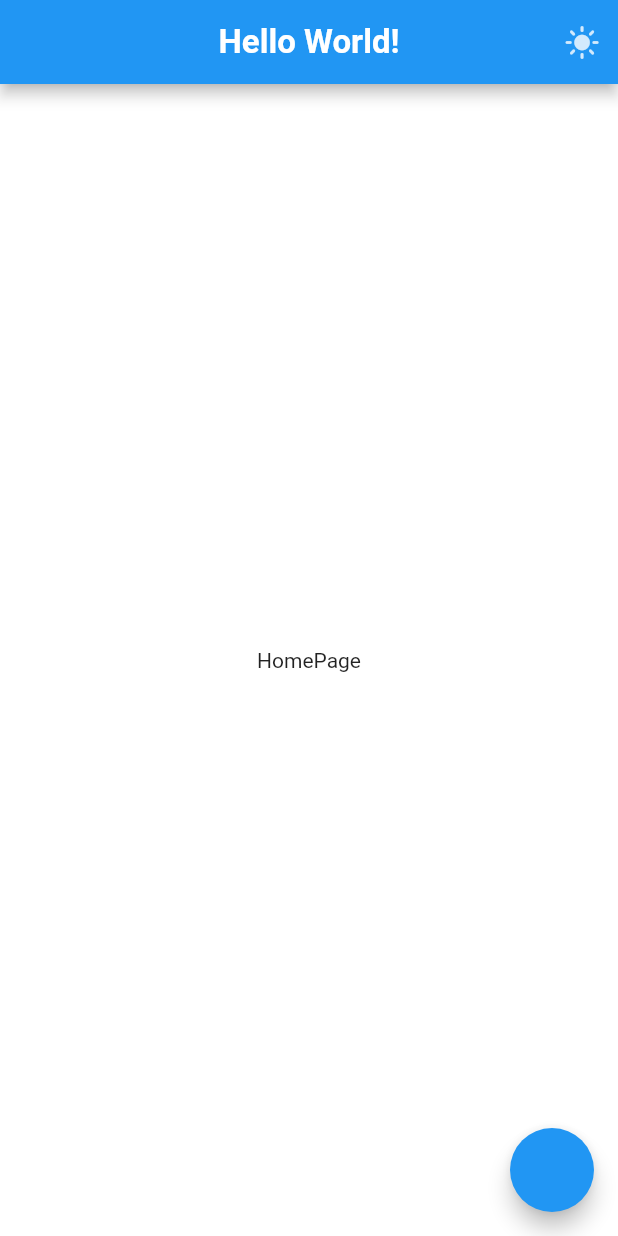
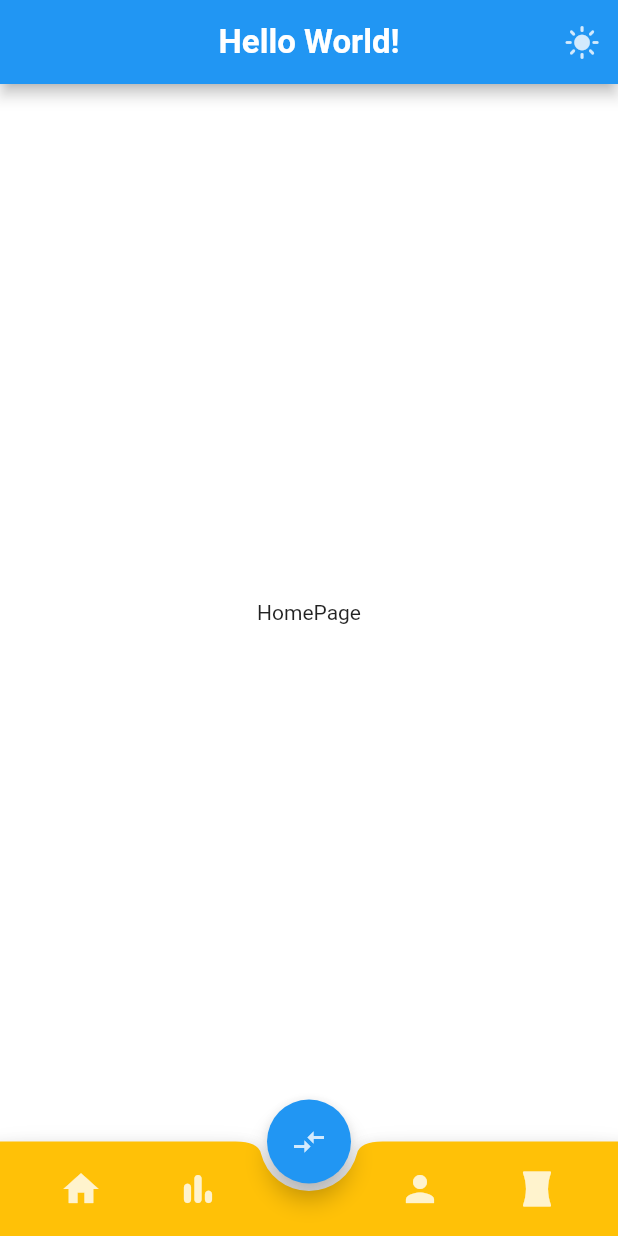
Before and after one commit to sajadrajaei2000/Crypto_App, a Flutter app: the screen it shows after launch, on a phone screen of 412 x 824 dp. Run offline on Flutter 3.47's test engine with Material 2 defaults, Android fonts, the phone set to English and light mode, and no system bars; our stand-ins replace google_fonts; generated files the repository leaves out were written again; Roboto replaces fonts that are missing (Ubuntu).

Commit message:
commit 7

```diff
--- a/lib/ui/MainWrapper.dart
+++ b/lib/ui/MainWrapper.dart
@@ -2,6 +2,8 @@ import 'package:flutter/material.dart';
 import 'package:project3/ui/Homepage.dart';
 import 'package:project3/ui/MarketViewPage.dart';
 import 'package:project3/ui/ProfilePage.dart';
+import 'package:project3/ui/WatchListPage.dart';
+import 'package:project3/ui/ui_helper/BottomNav.dart';
 
 class MainWrapper extends StatefulWidget {
   const MainWrapper({super.key});
@@ -15,10 +17,18 @@ class _MainWrapperState extends State<MainWrapper> {
   @override
   Widget build(BuildContext context) {
     return Scaffold(
-      floatingActionButton: FloatingActionButton(onPressed: () {}),
+      floatingActionButton: FloatingActionButton(
+          child: const Icon(Icons.compare_arrows_outlined), onPressed: () {}),
+      floatingActionButtonLocation: FloatingActionButtonLocation.centerDocked,
+      bottomNavigationBar: BottomNav(controller: _myPage),
       body: PageView(
         controller: _myPage,
-        children: const [Homepage(), MarketViewPage(), ProfilePage()],
+        children: const [
+          Homepage(),
+          MarketViewPage(),
+          ProfilePage(),
+          WatchListPage()
+        ],
       ),
     );
   }
--- /dev/null
+++ b/lib/ui/WatchListPage.dart
@@ -0,0 +1,12 @@
+import 'package:flutter/material.dart';
+
+class WatchListPage extends StatelessWidget {
+  const WatchListPage({super.key});
+
+  @override
+  Widget build(BuildContext context) {
+    return const Center(
+      child: Text('WatchListPage'),
+    );
+  }
+}
--- /dev/null
+++ b/lib/ui/ui_helper/BottomNav.dart
@@ -0,0 +1,82 @@
+// ignore_for_file: prefer_const_literals_to_create_immutables, prefer_const_constructors, must_be_immutable
+
+import 'package:flutter/material.dart';
+
+class BottomNav extends StatelessWidget {
+  PageController controller;
+  BottomNav({super.key, required this.controller});
+
+  @override
+  Widget build(BuildContext context) {
+    return BottomAppBar(
+      height: 63,
+      notchMargin: 5,
+      color: Colors.amber,
+      shape: CircularNotchedRectangle(),
+      child: SizedBox(
+          child: Row(
+        mainAxisAlignment: MainAxisAlignment.spaceBetween,
+        children: [
+          SizedBox(
+            width: MediaQuery.of(context).size.width / 2 - 20,
+            height: 50,
+            child: Row(
+              mainAxisAlignment: MainAxisAlignment.spaceEvenly,
+              children: [
+                IconButton(
+                    onPressed: () {
+                      controller.animateToPage(0,
+                          duration: Duration(milliseconds: 300),
+                          curve: Curves.easeInOut);
+                    },
+                    icon: Icon(
+                      Icons.home,
+                      size: 28,
+                    )),
+                IconButton(
+                    onPressed: () {
+                      controller.animateToPage(1,
+                          duration: Duration(milliseconds: 300),
+                          curve: Curves.easeInOut);
+                    },
+                    icon: Icon(
+                      Icons.bar_chart_rounded,
+                      size: 28,
+                    ))
+              ],
+            ),
+          ),
+          SizedBox(
+            width: MediaQuery.of(context).size.width / 2 - 20,
+            height: 50,
+            child: Row(
+              mainAxisAlignment: MainAxisAlignment.spaceEvenly,
+              children: [
+                IconButton(
+                    onPressed: () {
+                      controller.animateToPage(2,
+                          duration: Duration(milliseconds: 300),
+                          curve: Curves.easeInOut);
+                    },
+                    icon: Icon(
+                      Icons.person,
+                      size: 28,
+                    )),
+                IconButton(
+                    onPressed: () {
+                      controller.animateToPage(3,
+                          duration: Duration(milliseconds: 300),
+                          curve: Curves.easeInOut);
+                    },
+                    icon: Icon(
+                      Icons.panorama_vertical_select,
+                      size: 28,
+                    ))
+              ],
+            ),
+          )
+        ],
+      )),
+    );
+  }
+}
```
